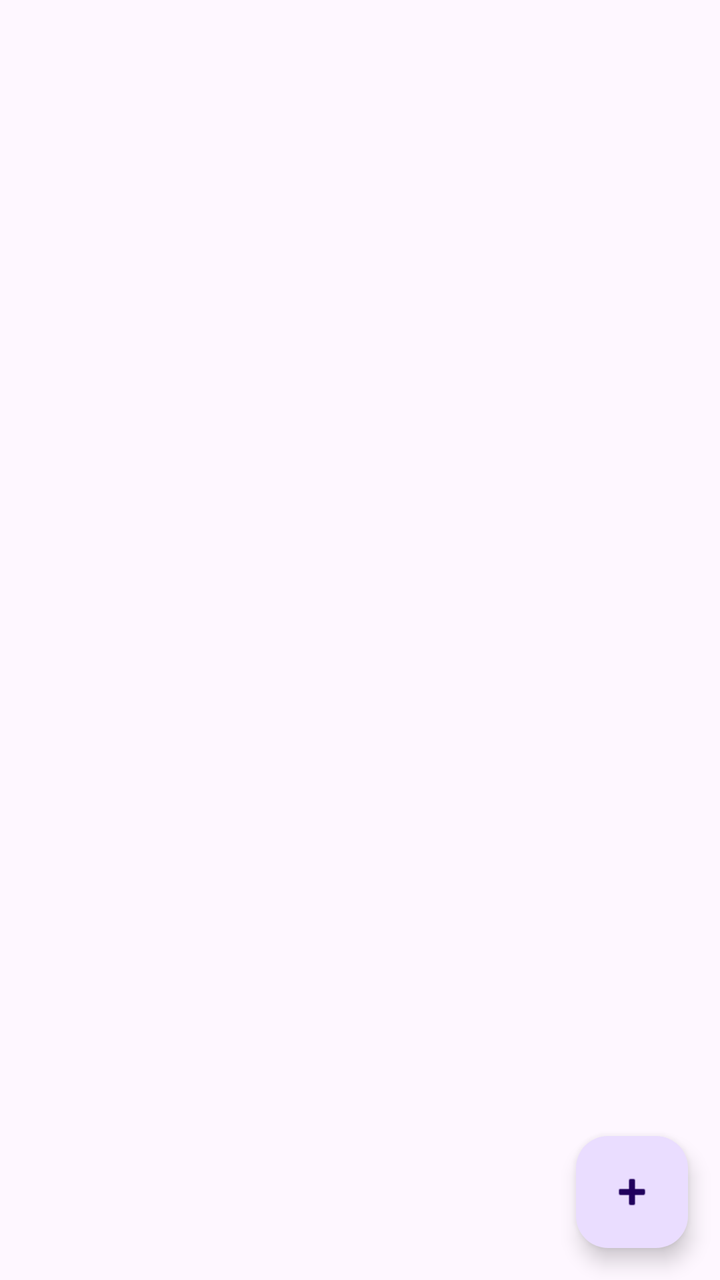
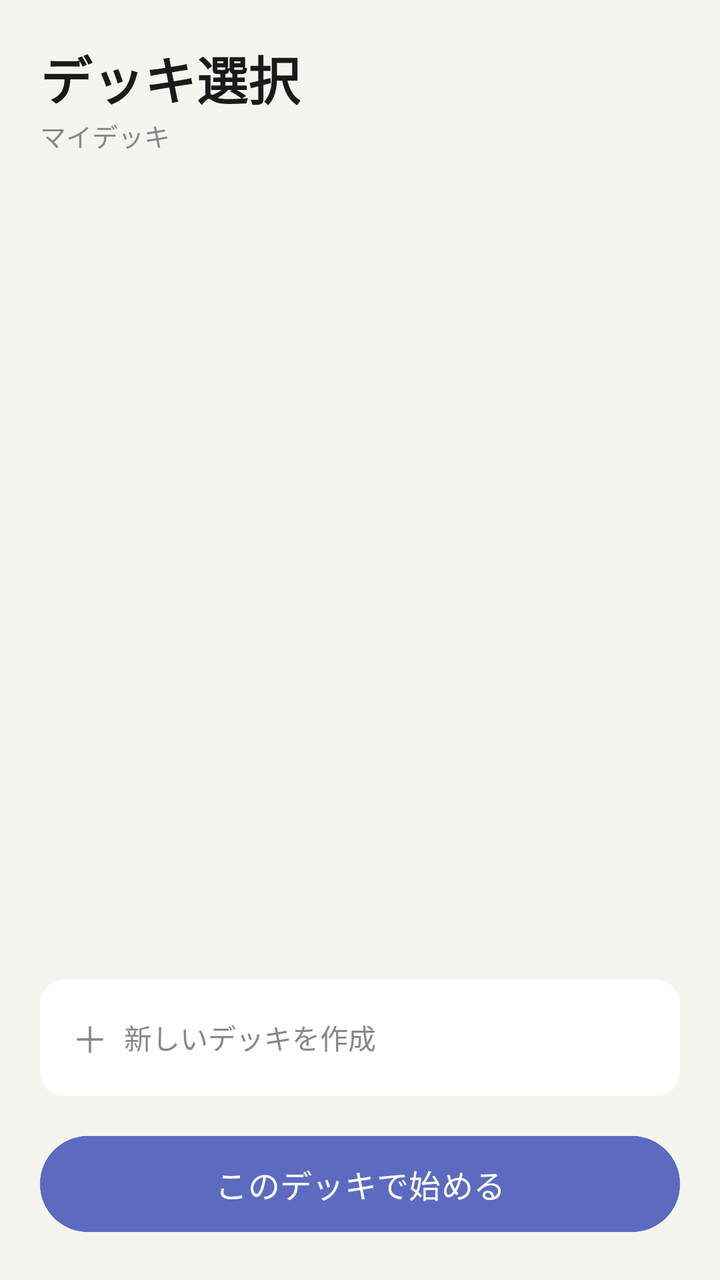

The first picture is an Android layout as it rendered before a commit; the second is the same layout after the commit. The layout source and the unified diff follow.
<!-- AndroidManifest.xml: application theme Theme.WordQuizBattle -->
<!-- res/layout/fragment_deck_list.xml -->
<?xml version="1.0" encoding="utf-8"?>
<LinearLayout xmlns:android="http://schemas.android.com/apk/res/android"
    android:layout_width="match_parent"
    android:layout_height="match_parent"
    android:orientation="vertical">

    <androidx.recyclerview.widget.RecyclerView
        android:id="@+id/rvDecks"
        android:layout_width="match_parent"
        android:layout_height="0dp"
        android:layout_weight="1"
        android:padding="8dp" />

    <com.google.android.material.floatingactionbutton.FloatingActionButton
        android:id="@+id/fabAddDeck"
        android:layout_width="wrap_content"
        android:layout_height="wrap_content"
        android:layout_gravity="end"
        android:layout_margin="16dp"
        android:src="@android:drawable/ic_input_add" />

</LinearLayout>
<!-- resources referenced by this layout -->
<resources>
  <style name="Theme.WordQuizBattle" parent="Base.Theme.WordQuizBattle" />
  <style name="Base.Theme.WordQuizBattle" parent="Theme.Material3.DayNight.NoActionBar">
          
          
      </style>
</resources>

<!-- the commit's change to res/layout/fragment_deck_list.xml (unified diff, before → after) -->
@@ -2,21 +2,78 @@
 <LinearLayout xmlns:android="http://schemas.android.com/apk/res/android"
     android:layout_width="match_parent"
     android:layout_height="match_parent"
-    android:orientation="vertical">
+    android:orientation="vertical"
+    android:background="#F5F5F0"
+    android:padding="20dp">
 
+    <TextView
+        android:layout_width="wrap_content"
+        android:layout_height="wrap_content"
+        android:text="デッキ選択"
+        android:textSize="26sp"
+        android:textStyle="bold"
+        android:textColor="#1A1A1A" />
+
+    <TextView
+        android:layout_width="wrap_content"
+        android:layout_height="wrap_content"
+        android:text="マイデッキ"
+        android:textSize="13sp"
+        android:textColor="#888888"
+        android:layout_marginBottom="16dp" />
+
+    
     <androidx.recyclerview.widget.RecyclerView
-        android:id="@+id/rvDecks"
+        android:id="@+id/rvDeckList"
         android:layout_width="match_parent"
         android:layout_height="0dp"
-        android:layout_weight="1"
-        android:padding="8dp" />
+        android:layout_weight="1" />
 
-    <com.google.android.material.floatingactionbutton.FloatingActionButton
-        android:id="@+id/fabAddDeck"
-        android:layout_width="wrap_content"
+    
+    <androidx.cardview.widget.CardView
+        android:id="@+id/cardAddDeck"
+        android:layout_width="match_parent"
         android:layout_height="wrap_content"
-        android:layout_gravity="end"
-        android:layout_margin="16dp"
-        android:src="@android:drawable/ic_input_add" />
+        android:layout_marginTop="8dp"
+        android:layout_marginBottom="16dp"
+        app:cardCornerRadius="12dp"
+        app:cardElevation="0dp"
+        app:cardBackgroundColor="#FFFFFF"
+        xmlns:app="http://schemas.android.com/apk/res-auto">
+
+        <LinearLayout
+            android:layout_width="match_parent"
+            android:layout_height="wrap_content"
+            android:orientation="horizontal"
+            android:padding="16dp"
+            android:gravity="center_vertical">
+
+            <TextView
+                android:layout_width="wrap_content"
+                android:layout_height="wrap_content"
+                android:text="＋"
+                android:textSize="18sp"
+                android:textColor="#888888"
+                android:layout_marginEnd="8dp" />
+
+            <TextView
+                android:layout_width="wrap_content"
+                android:layout_height="wrap_content"
+                android:text="新しいデッキを作成"
+                android:textSize="14sp"
+                android:textColor="#888888" />
+        </LinearLayout>
+    </androidx.cardview.widget.CardView>
+
+    
+    <Button
+        android:id="@+id/btnStartDeck"
+        android:layout_width="match_parent"
+        android:layout_height="56dp"
+        android:text="このデッキで始める"
+        android:textSize="16sp"
+        android:textColor="#FFFFFF"
+        android:backgroundTint="#5C6BC0"
+        android:stateListAnimator="@null" />
 
 </LinearLayout>
